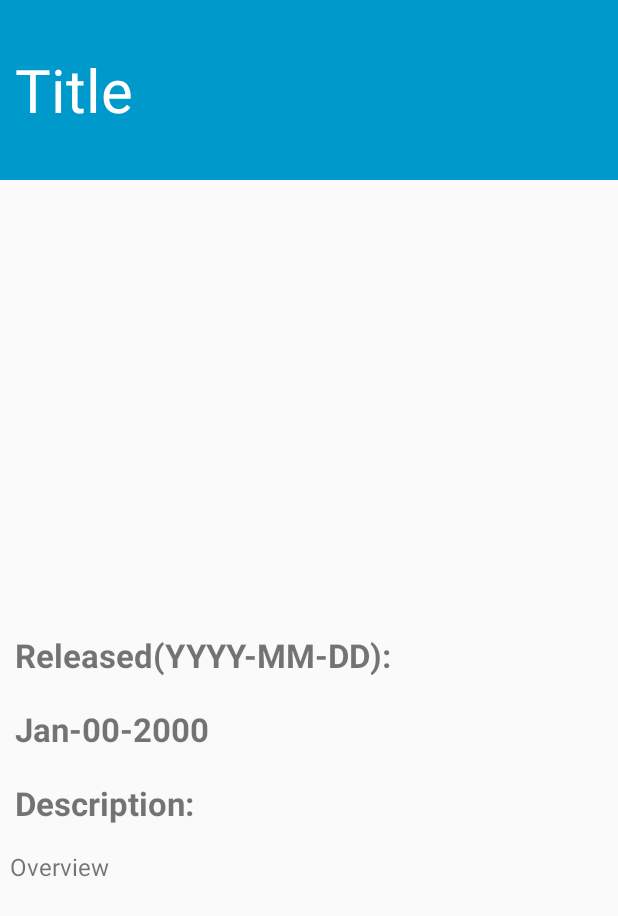
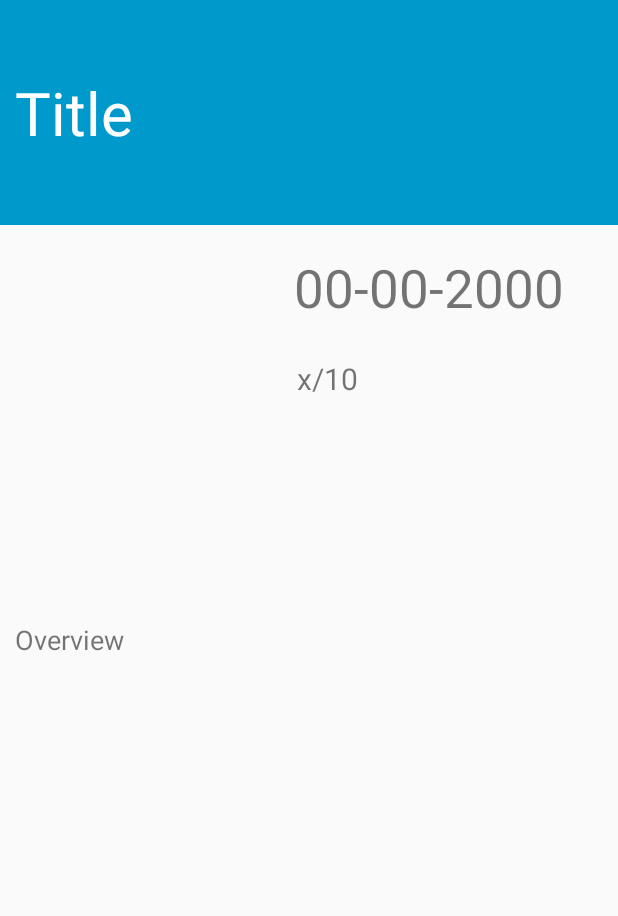
Before and after one commit to hdemos/MovieProject, an Android app: the layout activity_detail.xml on its own in the app's theme, with its tools: preview values and no code run, on a phone screen of 412 x 824 dp. Shown: the top 916 px of the screen. Run offline under Robolectric (Android 15) with nearby library versions, the phone set to English and light mode, and no system bars.

Commit message:
Fixed mainAct. whitespace gone

```diff
--- a/PopularMoviesPt1/app/build.gradle
+++ b/PopularMoviesPt1/app/build.gradle
@@ -33,6 +33,7 @@ dependencies {
     androidTestImplementation 'com.android.support.test.espresso:espresso-core:3.0.2'
     implementation 'org.parceler:parceler-api:1.1.11'
     annotationProcessor 'org.parceler:parceler:1.1.11'
+    implementation 'com.android.support.constraint:constraint-layout:1.1.2'
     //TODO 1: add recyclerview & picasso dependencies
 }
 
--- a/PopularMoviesPt1/app/src/main/java/com/example/android/popularmoviespt1/DetailActivity.java
+++ b/PopularMoviesPt1/app/src/main/java/com/example/android/popularmoviespt1/DetailActivity.java
@@ -26,6 +26,8 @@ public class DetailActivity extends AppCompatActivity {
     private TextView xReleaseDate;
     private TextView xUserRating;
     private ImageView imageView;
+    private String releaseDate;
+    private String ratingText;
 
     @Override
     protected void onCreate(Bundle savedInstanceState) {
@@ -40,22 +42,32 @@ public class DetailActivity extends AppCompatActivity {
         Log.d(TAG, "main title: " + title);
         String posterPath = movie.getPoster();
         String overview = movie.getOverview();
-        String releaseDate = movie.getRelease_date();
+        releaseDate = movie.getRelease_date();
+        Double rating = movie.getVote_average();
+
+
 
 //
         //sets views and correct text
         xTitle = findViewById(R.id.titleDetail);
-        xOverView = findViewById(R.id.overview_tv);//overview title
-        xReleaseDate = findViewById(R.id.releaseDate_tv);
+        xOverView = findViewById(R.id.overview);//overview title
+        xReleaseDate = findViewById(R.id.releaseDate);
         xUserRating = findViewById(R.id.userRating);
         imageView = findViewById(R.id.poster_iv);
 
 
+
         xTitle.setText(title);
         xOverView.setText(overview);
+        ratingLogic(rating);
+        xUserRating.setText(ratingText);
+        releaseYearLogic(releaseDate);
         xReleaseDate.setText(releaseDate);
         String posterUri = movie.getPoster();
         Picasso.with(this).load(posterUri).into(imageView);
+
+
+
 
 
 
@@ -124,5 +136,18 @@ public class DetailActivity extends AppCompatActivity {
         Toast.makeText(this, R.string.detail_error_message, Toast.LENGTH_SHORT).show();
     }
 
+    private void releaseYearLogic(String fullDate) {
+
+            fullDate = fullDate.substring(0, fullDate.indexOf('-'));
+            releaseDate = fullDate;
+
+    }
+
+    private void ratingLogic(Double rating) {
+        //conversion logic
+        ratingText = rating + "/10";
+
+    }
+
 
 }
--- a/PopularMoviesPt1/app/src/main/java/com/example/android/popularmoviespt1/Movie.java
+++ b/PopularMoviesPt1/app/src/main/java/com/example/android/popularmoviespt1/Movie.java
@@ -72,7 +72,7 @@ public class Movie implements Parcelable
         poster_path = parcel.readString();
         overview = parcel.readString();
         release_date = parcel.readString();
-        //vote_average = parcel.readDouble();
+        vote_average = parcel.readDouble();
 
 
     }
@@ -173,7 +173,7 @@ public class Movie implements Parcelable
         dest.writeString(overview);
         //dest.writeString(backdrop);
         dest.writeString(release_date);
-        //dest.writeDouble(vote_average);
+        dest.writeDouble(vote_average);
         //dest.writeBooleanArray(hasVideo);?
 
 
--- a/PopularMoviesPt1/app/src/main/res/layout/activity_detail.xml
+++ b/PopularMoviesPt1/app/src/main/res/layout/activity_detail.xml
@@ -1,86 +1,102 @@
 <?xml version="1.0" encoding="utf-8"?>
 <ScrollView xmlns:android="http://schemas.android.com/apk/res/android"
+    xmlns:app="http://schemas.android.com/apk/res-auto"
     xmlns:tools="http://schemas.android.com/tools"
     android:id="@+id/container_sv"
     android:layout_width="match_parent"
     android:layout_height="match_parent">
 
-<LinearLayout
+        <android.support.constraint.ConstraintLayout
+            android:id="@+id/linearLayout"
             android:layout_width="match_parent"
-    android:layout_height="wrap_content"
-    android:orientation= "vertical">
+            android:layout_height="wrap_content">
 
                 <TextView
                     android:id="@+id/titleDetail"
                     android:layout_width="match_parent"
-            android:layout_height="120dp"
+                    android:layout_height="wrap_content"
                     android:background="@android:color/holo_blue_dark"
                     android:gravity="center_vertical"
-            android:paddingEnd="10dp"
+                    android:paddingBottom="10dp"
+                    android:paddingEnd="20dp"
                     android:paddingStart="10dp"
+                    android:paddingTop="10dp"
                     android:text="@string/detail_main_title"
                     android:textColor="@android:color/white"
-            android:textSize="40sp" />
-
+                    android:textSize="40sp"
+                    app:layout_constraintEnd_toEndOf="parent"
+                    app:layout_constraintHeight_min="150sp"
+                    app:layout_constraintStart_toStartOf="parent"
+                    app:layout_constraintTop_toTopOf="parent" />
 
                 <ImageView
                     android:id="@+id/poster_iv"
                     android:layout_width="150dp"
                     android:layout_height="250dp"
 
-            android:layout_marginStart="10dp"
-            android:layout_marginEnd="10dp"
+                    android:layout_marginStart="8dp"
+                    android:layout_marginTop="8dp"
                     android:scaleType="fitCenter"
-            />
+                    app:layout_constraintStart_toStartOf="parent"
+                    app:layout_constraintTop_toBottomOf="@+id/titleDetail" />
 
 
             <TextView
                 android:id="@+id/userRating"
                 android:layout_width="wrap_content"
                 android:layout_height="wrap_content"
-            android:textSize="16dp"
-            android:padding="10dp" />
+                android:layout_marginStart="28dp"
+                android:layout_marginTop="8dp"
+                android:paddingBottom="5dp"
+                android:paddingStart="12dp"
+                android:paddingTop="5dp"
+                android:text="@string/detail_rating"
+                android:textSize="20sp"
+                app:layout_constraintStart_toEndOf="@+id/poster_iv"
+                app:layout_constraintTop_toBottomOf="@+id/releaseDate" />
 
             <TextView
                 android:id="@+id/releaseDate"
                 android:layout_width="wrap_content"
                 android:layout_height="wrap_content"
-            android:textStyle="bold"
-            android:text="@string/detail_date_released_label"
-            android:textSize="22dp"
-            android:padding="10dp" />
-
-        <TextView
-            android:id="@+id/releaseDate_tv"
-            android:layout_width="wrap_content"
-            android:layout_height="wrap_content"
-            android:textStyle="bold"
+                android:layout_marginStart="28dp"
+                android:layout_marginTop="8dp"
+                android:paddingBottom="10dp"
+                android:paddingLeft="10dp"
+                android:paddingStart="10dp"
+                android:paddingTop="10dp"
                 android:text="@string/detail_date_released"
-            android:textSize="22dp"
-            android:padding="10dp" />
+                android:textSize="35sp"
+                app:layout_constraintStart_toEndOf="@+id/poster_iv"
+                app:layout_constraintTop_toBottomOf="@+id/titleDetail" />
 
 
                 <TextView
                     android:id="@+id/overview"
+                    android:layout_width="match_parent"
+                    android:layout_height="wrap_content"
+                    android:layout_marginBottom="8dp"
+
+                    android:layout_marginEnd="8dp"
+                    android:layout_marginStart="8dp"
+                    android:layout_marginTop="4dp"
+                    android:padding="2dp"
+                    android:text="@string/detail_overview"
+                    android:textSize="18sp"
+                    app:layout_constraintBottom_toBottomOf="parent"
+                    app:layout_constraintEnd_toEndOf="parent"
+                    app:layout_constraintStart_toStartOf="parent"
+                    app:layout_constraintTop_toBottomOf="@+id/poster_iv" />
+
+            <android.support.constraint.Guideline
+                android:id="@+id/guideline"
                 android:layout_width="wrap_content"
                 android:layout_height="wrap_content"
-            android:textStyle="bold"
-            android:textSize="22dp"
-
-            android:text="@string/detail_overview_label"
-            android:padding="10dp"
-            />
-
-        <TextView
-            android:id="@+id/overview_tv"
-            android:layout_width="wrap_content"
-            android:layout_height="wrap_content"
-            android:text="@string/detail_overview"
-            android:padding="10px"
-            android:textSize="16dp"/>
+                android:orientation="vertical"
+                app:layout_constraintGuide_begin="407dp" />
 
 
-</LinearLayout>
+        </android.support.constraint.ConstraintLayout>
 
 
 
--- a/PopularMoviesPt1/app/src/main/res/layout/r_movie.xml
+++ b/PopularMoviesPt1/app/src/main/res/layout/r_movie.xml
@@ -3,7 +3,6 @@
     android:layout_width="match_parent"
     android:layout_height="wrap_content"
     android:orientation="vertical"
-    android:padding="12dp"
     android:id="@+id/posterLayout">
     <ImageView xmlns:android="http://schemas.android.com/apk/res/android"
         android:layout_width="match_parent"
@@ -11,12 +10,6 @@
         android:id="@+id/imageView"
         android:adjustViewBounds="true"/>
 
-    <TextView
-        android:layout_width="wrap_content"
-        android:layout_height="wrap_content"
-        android:id="@+id/title"
-        android:visibility="invisible"
-        />
 
     <!--TODO 5: Create imageview xml in layout resource -->
 
--- a/PopularMoviesPt1/app/src/main/res/values/strings.xml
+++ b/PopularMoviesPt1/app/src/main/res/values/strings.xml
@@ -3,14 +3,10 @@
 
     <!-- Example title data copied from Sandwich logic-->
     <!-- Detail Activity-->
-    <string name="detail_main_title_label">Title: </string>
     <string name="detail_main_title">Title</string>
-    <string name="detail_overview_label">Description: </string>
     <string name="detail_overview">Overview</string>
-    <string name="detail_date_released_label">Released(YYYY-MM-DD):</string>
-    <string name="detail_date_released">Jan-00-2000</string>
-    <string name="detail_ingredients_label"> </string>
-
+    <string name="detail_date_released">00-00-2000</string>
+    <string name="detail_rating">x/10</string>
     <!-- Content descriptions-->
     <string name="sandwich_picture_content_description">Sandwich picture</string>
 
```
Also changed, not shown: PopularMoviesPt1/app/src/main/java/com/example/android/popularmoviespt1/MainActivity.java (+2 -32 lines). Lines whose indentation alone changed are shown as unchanged.
